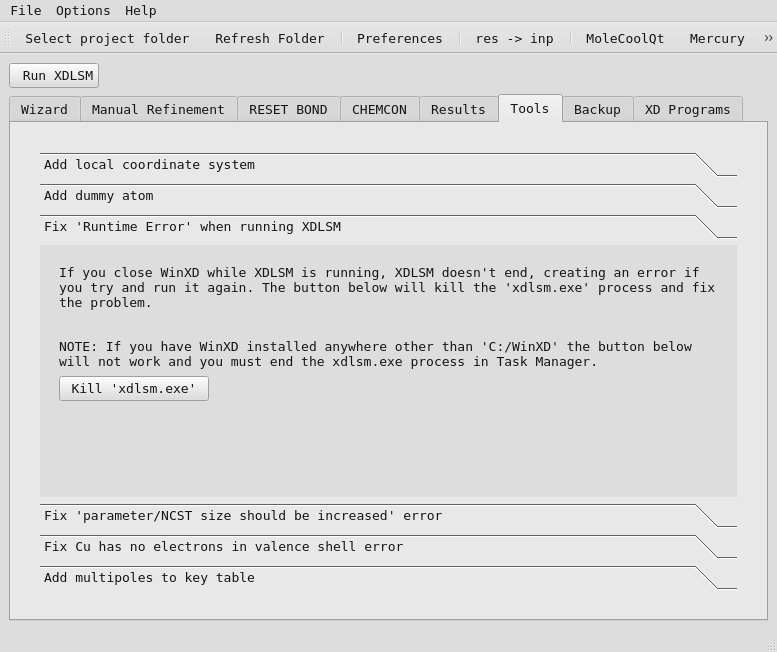
Above: xdcool.ui from mcrav/XDToolkit before the change. Below: the same form after it.
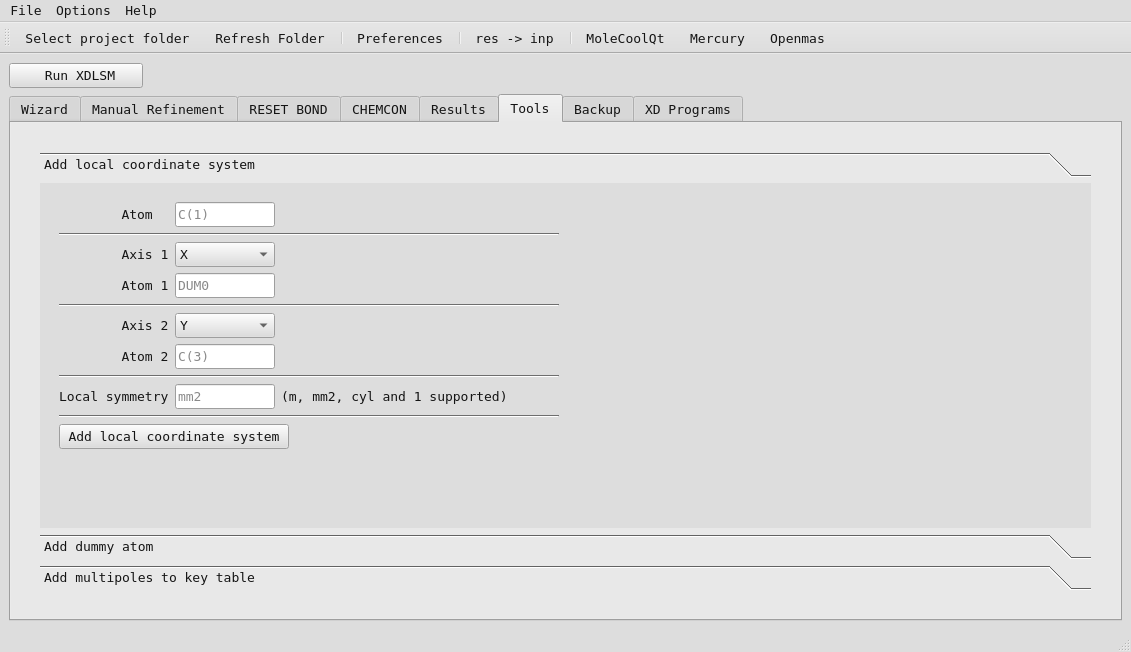
That is the form after the change. The open tabs and pages were chosen to show the change. Icons and pictures are not drawn.

What changed in the file:
```diff
--- a/xdcool.ui
+++ b/xdcool.ui
@@ -6,7 +6,7 @@
    <rect>
     <x>0</x>
     <y>0</y>
-    <width>777</width>
+    <width>1131</width>
     <height>652</height>
    </rect>
   </property>
@@ -3183,8 +3183,8 @@
               <rect>
                <x>0</x>
                <y>0</y>
-               <width>683</width>
-               <height>274</height>
+               <width>1051</width>
+               <height>347</height>
               </rect>
              </property>
              <attribute name="label">
@@ -3248,6 +3248,19 @@
                   </item>
                  </layout>
                 </item>
+                <item>
+                 <widget class="Line" name="line_10">
+                  <property name="maximumSize">
+                   <size>
+                    <width>500</width>
+                    <height>16777215</height>
+                   </size>
+                  </property>
+                  <property name="orientation">
+                   <enum>Qt::Horizontal</enum>
+                  </property>
+                 </widget>
+                </item>
                 <item>
                  <layout class="QHBoxLayout" name="horizontalLayout_49">
                   <item>
@@ -3340,6 +3353,19 @@
                   </item>
                  </layout>
                 </item>
+                <item>
+                 <widget class="Line" name="line">
+                  <property name="maximumSize">
+                   <size>
+                    <width>500</width>
+                    <height>16777215</height>
+                   </size>
+                  </property>
+                  <property name="orientation">
+                   <enum>Qt::Horizontal</enum>
+                  </property>
+                 </widget>
+                </item>
                 <item>
                  <layout class="QHBoxLayout" name="horizontalLayout_54">
                   <item>
@@ -3429,6 +3455,19 @@
                   </item>
                  </layout>
                 </item>
+                <item>
+                 <widget class="Line" name="line_9">
+                  <property name="maximumSize">
+                   <size>
+                    <width>500</width>
+                    <height>16777215</height>
+                   </size>
+                  </property>
+                  <property name="orientation">
+                   <enum>Qt::Horizontal</enum>
+                  </property>
+                 </widget>
+                </item>
                 <item>
                  <layout class="QHBoxLayout" name="horizontalLayout_56">
                   <item>
@@ -3473,6 +3512,19 @@
                   </item>
                  </layout>
                 </item>
+                <item>
+                 <widget class="Line" name="line_12">
+                  <property name="maximumSize">
+                   <size>
+                    <width>500</width>
+                    <height>16777215</height>
+                   </size>
+                  </property>
+                  <property name="orientation">
+                   <enum>Qt::Horizontal</enum>
+                  </property>
+                 </widget>
+                </item>
                 <item>
                  <widget class="QPushButton" name="alcsBut">
                   <property name="maximumSize">
@@ -3696,215 +3748,6 @@
               </item>
              </layout>
             </widget>
-            <widget class="QWidget" name="page_12">
-             <property name="geometry">
-              <rect>
-               <x>0</x>
-               <y>0</y>
-               <width>171</width>
-               <height>455</height>
-              </rect>
-             </property>
-             <attribute name="label">
-              <string>Fix 'Runtime Error' when running XDLSM</string>
-             </attribute>
-             <layout class="QGridLayout" name="gridLayout_21">
-              <item row="0" column="0">
-               <layout class="QVBoxLayout" name="verticalLayout_29">
-                <property name="leftMargin">
-                 <number>10</number>
-                </property>
-                <property name="topMargin">
-                 <number>10</number>
-                </property>
-                <property name="rightMargin">
-                 <number>10</number>
-                </property>
-                <property name="bottomMargin">
-                 <number>10</number>
-                </property>
-                <item>
-                 <widget class="QLabel" name="label_4">
-                  <property name="sizePolicy">
-                   <sizepolicy hsizetype="Expanding" vsizetype="Preferred">
-                    <horstretch>0</horstretch>
-                    <verstretch>0</verstretch>
-                   </sizepolicy>
-                  </property>
-                  <property name="text">
-                   <string>&lt;html&gt;&lt;head/&gt;&lt;body&gt;&lt;p&gt;If you close WinXD while XDLSM is running, XDLSM doesn't end, creating an error if you try and run it again. The button below will kill the 'xdlsm.exe' process and fix the problem.&lt;/p&gt;&lt;p&gt;&lt;br/&gt;NOTE: If you have WinXD installed anywhere other than 'C:/WinXD' the button below will not work and you must end the xdlsm.exe process in Task Manager.&lt;/p&gt;&lt;/body&gt;&lt;/html&gt;</string>
-                  </property>
-                  <property name="wordWrap">
-                   <bool>true</bool>
-                  </property>
-                 </widget>
-                </item>
-                <item>
-                 <widget class="QPushButton" name="killXDLSMBut">
-                  <property name="maximumSize">
-                   <size>
-                    <width>150</width>
-                    <height>16777215</height>
-                   </size>
-                  </property>
-                  <property name="text">
-                   <string>Kill 'xdlsm.exe'</string>
-                  </property>
-                  <property name="checkable">
-                   <bool>false</bool>
-                  </property>
-                 </widget>
-                </item>
-                <item>
-                 <spacer name="verticalSpacer">
-                  <property name="orientation">
-                   <enum>Qt::Vertical</enum>
-                  </property>
-                  <property name="sizeHint" stdset="0">
-                   <size>
-                    <width>20</width>
-                    <height>40</height>
-                   </size>
-                  </property>
-                 </spacer>
-                </item>
-               </layout>
-              </item>
-             </layout>
-            </widget>
-            <widget class="QWidget" name="page_7">
-             <property name="geometry">
-              <rect>
-               <x>0</x>
-               <y>0</y>
-               <width>410</width>
-               <height>87</height>
-              </rect>
-             </property>
-             <attribute name="label">
-              <string>Fix 'parameter/NCST size should be increased' error</string>
-             </attribute>
-             <layout class="QGridLayout" name="gridLayout_12">
-              <item row="0" column="0">
-               <layout class="QVBoxLayout" name="verticalLayout_35">
-                <property name="leftMargin">
-                 <number>20</number>
-                </property>
-                <property name="topMargin">
-                 <number>20</number>
-                </property>
-                <property name="rightMargin">
-                 <number>20</number>
-                </property>
-                <property name="bottomMargin">
-                 <number>20</number>
-                </property>
-                <item>
-                 <widget class="QPushButton" name="addNCSTBut">
-                  <property name="maximumSize">
-                   <size>
-                    <width>400</width>
-                    <height>16777215</height>
-                   </size>
-                  </property>
-                  <property name="text">
-                   <string>Fix error by adding 'SIZE ncst 30' to xd.mas</string>
-                  </property>
-                 </widget>
-                </item>
-                <item>
-                 <spacer name="verticalSpacer_7">
-                  <property name="orientation">
-                   <enum>Qt::Vertical</enum>
-                  </property>
-                  <property name="sizeHint" stdset="0">
-                   <size>
-                    <width>20</width>
-                    <height>40</height>
-                   </size>
-                  </property>
-                 </spacer>
-                </item>
-               </layout>
-              </item>
-             </layout>
-            </widget>
-            <widget class="QWidget" name="page_8">
-             <property name="geometry">
-              <rect>
-               <x>0</x>
-               <y>0</y>
-               <width>523</width>
-               <height>88</height>
-              </rect>
-             </property>
-             <attribute name="label">
-              <string>Fix Cu has no electrons in valence shell error</string>
-             </attribute>
-             <layout class="QGridLayout" name="gridLayout_3">
-              <item row="0" column="0">
-               <layout class="QVBoxLayout" name="verticalLayout_8">
-                <property name="leftMargin">
-                 <number>10</number>
-                </property>
-                <property name="topMargin">
-                 <number>10</number>
-                </property>
-                <property name="rightMargin">
-                 <number>10</number>
-                </property>
-                <property name="bottomMargin">
-                 <number>10</number>
-                </property>
-                <item>
-                 <widget class="QLabel" name="label">
-                  <property name="sizePolicy">
-                   <sizepolicy hsizetype="Fixed" vsizetype="Preferred">
-                    <horstretch>0</horstretch>
-                    <verstretch>0</verstretch>
-                   </sizepolicy>
-                  </property>
-                  <property name="text">
-                   <string>Only use this immediately after running XDINI and only for Cu!</string>
-                  </property>
-                 </widget>
-                </item>
-                <item>
-                 <widget class="QPushButton" name="fixCuValBut">
-                  <property name="sizePolicy">
-                   <sizepolicy hsizetype="Fixed" vsizetype="Fixed">
-                    <horstretch>0</horstretch>
-                    <verstretch>0</verstretch>
-                   </sizepolicy>
-                  </property>
-                  <property name="maximumSize">
-                   <size>
-                    <width>400</width>
-                    <height>16777215</height>
-                   </size>
-                  </property>
-                  <property name="text">
-                   <string>Update mas and inp with 10 d-electrons in valence shell</string>
-                  </property>
-                 </widget>
-                </item>
-                <item>
-                 <spacer name="verticalSpacer_8">
-                  <property name="orientation">
-                   <enum>Qt::Vertical</enum>
-                  </property>
-                  <property name="sizeHint" stdset="0">
-                   <size>
-                    <width>20</width>
-                    <height>40</height>
-                   </size>
-                  </property>
-                 </spacer>
-                </item>
-               </layout>
-              </item>
-             </layout>
-            </widget>
             <widget class="QWidget" name="page_5">
              <property name="geometry">
               <rect>
@@ -4343,7 +4186,7 @@
     <rect>
      <x>0</x>
      <y>0</y>
-     <width>777</width>
+     <width>1131</width>
      <height>20</height>
     </rect>
    </property>
```
Left out of the diff: 308 changed lines with no effect on the pictures. Lines whose indentation alone changed are shown as unchanged.
